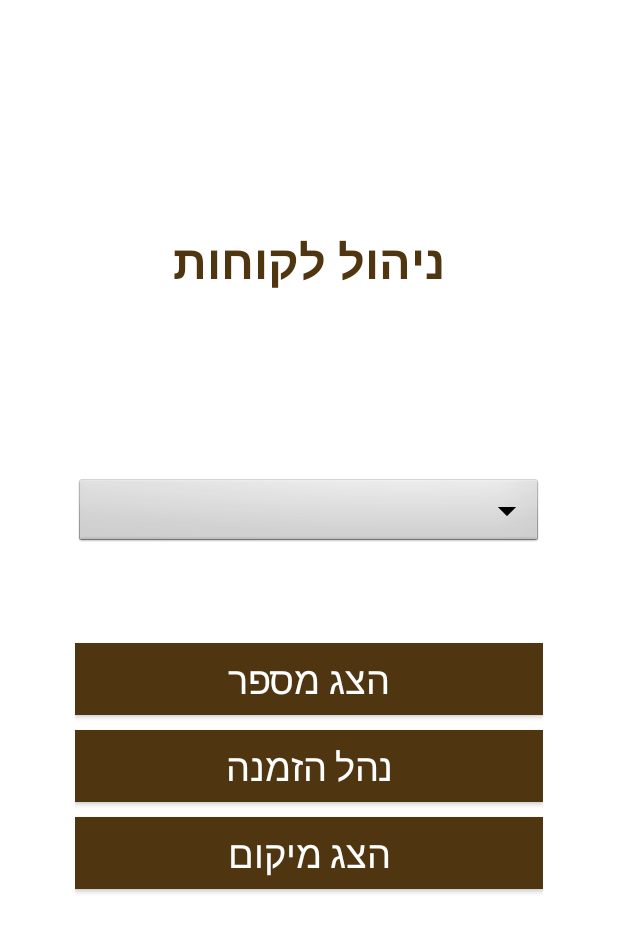
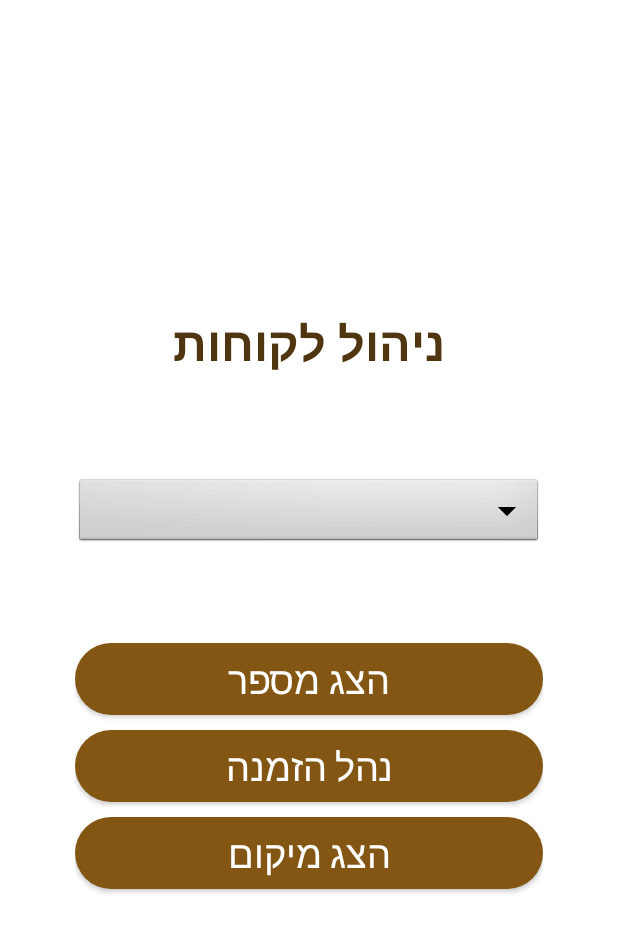
Before and after one commit to doronmash/Berman-Bakery, an Android app: the layout fragment_cinformation.xml on its own in the app's theme, with its tools: preview values and no code run, on a phone screen of 412 x 824 dp. Shown: the top 932 px of the screen. Run offline under Robolectric (Android 15) with nearby library versions, the phone set to English and light mode, and no system bars.

Commit message:
doron changes123

```diff
--- a/app/src/main/java/com/benkatzav/berman/FragMenu.java
+++ b/app/src/main/java/com/benkatzav/berman/FragMenu.java
@@ -65,6 +65,8 @@ public class FragMenu extends GeneralFragment {
         userInfo.setOnClickListener(new View.OnClickListener() {
             @Override
             public void onClick(View v) {
+                startSound(R.raw.button_sound, 50);
+
                 callFragment(new FragUserInformation(), null);
             }
         });
@@ -72,6 +74,8 @@ public class FragMenu extends GeneralFragment {
         cusInfo.setOnClickListener(new View.OnClickListener() {
             @Override
             public void onClick(View v) {
+                startSound(R.raw.button_sound, 50);
+
                 if(permission != null)
                     callFragment(new FragCustomerInformation(), FragMenu.this);
                 else
@@ -82,6 +86,8 @@ public class FragMenu extends GeneralFragment {
         logout.setOnClickListener(new View.OnClickListener() {
             @Override
             public void onClick(View v) {
+                startSound(R.raw.button_sound, 50);
+
                 FragLogin.signOut();
                 callFragment(new FragLogin(), null);
             }
--- a/app/src/main/java/com/benkatzav/berman/FragOrderManagment.java
+++ b/app/src/main/java/com/benkatzav/berman/FragOrderManagment.java
@@ -56,6 +56,8 @@ public class FragOrderManagment extends GeneralFragment {
         myRef.addValueEventListener(new ValueEventListener() {
             @Override
             public void onDataChange(@NonNull DataSnapshot snapshot) {
+                startSound(R.raw.button_sound, 50);
+
                 Log.d("Pttt", "Inside dataChange");
                 for(int i = 0; i < 6; i++){
                     if(snapshot.child(userID).child("customers").child(customerName).child("order").child(products[i].getText().toString()).getValue() != null)
@@ -72,6 +74,8 @@ public class FragOrderManagment extends GeneralFragment {
         updateOrder.setOnClickListener(new View.OnClickListener() {
             @Override
             public void onClick(View v) {
+                startSound(R.raw.button_sound, 50);
+
                 for(int i = 0; i < 6; i++) {
                     if (!items[i].getText().toString().equals("")) {
                         myRef.child(userID).child("customers").child(customerName).child("order").child(products[i].getText().toString()).setValue(items[i].getText().toString());
--- a/app/src/main/java/com/benkatzav/berman/FragUserInformation.java
+++ b/app/src/main/java/com/benkatzav/berman/FragUserInformation.java
@@ -65,6 +65,8 @@ public class FragUserInformation extends GeneralFragment {
         update.setOnClickListener(new View.OnClickListener() {
             @Override
             public void onClick(View v) {
+                startSound(R.raw.button_sound, 50);
+
                 myRef.child(userID).child("name").setValue(name.getText().toString());
                 myRef.child(userID).child("phone").setValue(phone.getText().toString());
                 name.setText("");
--- /dev/null
+++ b/app/src/main/res/drawable/round_button.xml
@@ -0,0 +1,12 @@
+<?xml version="1.0" encoding="utf-8"?>
+<shape xmlns:android="http://schemas.android.com/apk/res/android">
+<solid android:color="#835613"/>
+    <corners
+
+
+        android:topRightRadius="45dp"
+        android:topLeftRadius="45dp"
+        android:bottomLeftRadius="45dp"
+        android:bottomRightRadius="45dp"
+        />
+</shape>
--- a/app/src/main/res/layout/activity_main.xml
+++ b/app/src/main/res/layout/activity_main.xml
@@ -17,7 +17,7 @@
         <ImageView
             android:layout_width="match_parent"
             android:layout_height="match_parent"
-            android:src="@drawable/background"
+            android:src="@drawable/background_color2"
             android:scaleType="fitXY"/> <!-- Background -->
 
         <FrameLayout
--- a/app/src/main/res/layout/fragment_cinformation.xml
+++ b/app/src/main/res/layout/fragment_cinformation.xml
@@ -7,7 +7,8 @@
     android:orientation="vertical"
     android:gravity="center"
     tools:context=".MainActivity"
-    android:padding="3mm">
+    android:padding="3mm"
+    android:weightSum="5">
 
 
     <LinearLayout
@@ -55,7 +56,7 @@
             android:layout_gravity="center"
             android:text="הצג מספר"
             android:textColor="@color/white"
-            android:background="@color/brown_button"
+            android:background="@drawable/round_button"
             android:textSize="4mm" />
 
         <androidx.appcompat.widget.AppCompatButton
@@ -66,7 +67,7 @@
             android:layout_gravity="center"
             android:text="נהל הזמנה"
             android:textColor="@color/white"
-            android:background="@color/brown_button"
+            android:background="@drawable/round_button"
 
             android:textSize="4mm" />
 
@@ -77,7 +78,7 @@
             android:layout_gravity="center"
             android:text="הצג מיקום"
             android:textColor="@color/white"
-            android:background="@color/brown_button"
+            android:background="@drawable/round_button"
             android:textSize="4mm" />
 
 
--- a/app/src/main/res/layout/fragment_order.xml
+++ b/app/src/main/res/layout/fragment_order.xml
@@ -310,7 +310,9 @@
         android:layout_height="wrap_content"
         android:text="@string/update_order"
         android:textColor="@color/white"
-        android:background="@color/brown_button"
-        android:layout_weight="0.5"/>
+        android:background="@drawable/round_button"
+        android:layout_marginTop="5dp"
+        android:layout_weight="0.5"
+        />
 
 </LinearLayout>
--- a/app/src/main/res/layout/fragment_uinformation.xml
+++ b/app/src/main/res/layout/fragment_uinformation.xml
@@ -124,7 +124,9 @@
             android:layout_height="wrap_content"
             android:text="@string/update"
             android:textColor="@color/white"
-            android:background="@color/brown_button"/>
+            android:layout_marginTop="10dp"
+            android:background="@drawable/round_button"
+            />
 
     </LinearLayout>
 
--- a/app/src/main/res/layout/popup_number.xml
+++ b/app/src/main/res/layout/popup_number.xml
@@ -46,7 +46,8 @@
         android:layout_height="wrap_content"
         android:text="@string/update"
         android:textColor="@color/white"
-        android:background="@color/brown_button"/>
+        android:background="@drawable/round_button"
+        />
 
 
 </LinearLayout>
--- a/app/src/main/res/values/colors.xml
+++ b/app/src/main/res/values/colors.xml
@@ -9,4 +9,5 @@
     <color name="white">#FFFFFFFF</color>
 
     <color name="brown_button">#503610</color>
+
 </resources>
```
Also changed, not shown: app/src/main/java/com/benkatzav/berman/FragCustomerInformation.java (+7 -0 lines), app/src/main/java/com/benkatzav/berman/FragLogin.java (+8 -1 lines), app/src/main/java/com/benkatzav/berman/GeneralFragment.java (+14 -0 lines), app/src/main/res/layout/fragment_login.xml (+4 -4 lines), app/src/main/res/layout/fragment_menu.xml (+5 -3 lines), app/src/main/res/drawable/background_color2.png (added), 1 other file.
